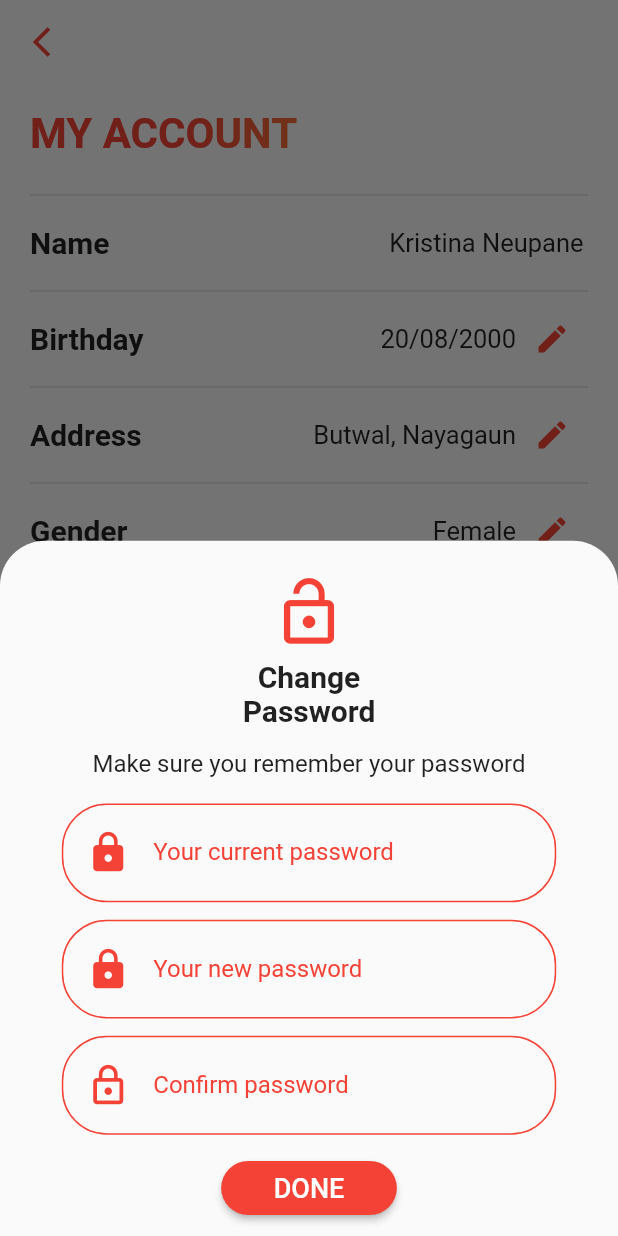
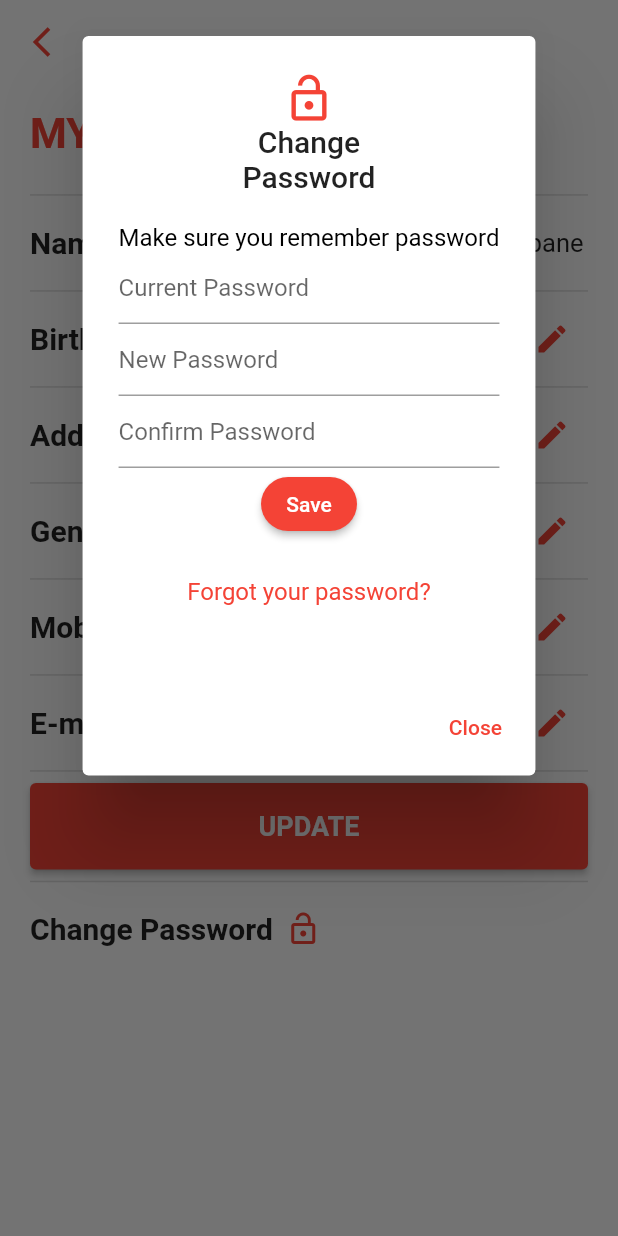
Before and after one commit to sumankhatri404/flutter-profile-page-ui, a Flutter app: the ProfileDetailPage screen opened directly, after a tap on the "edit" icon, after a tap on "Change Password", on a phone screen of 412 x 824 dp. Run offline on Flutter 3.47's test engine with Material 2 defaults, Android fonts, the phone set to English and light mode, and no system bars; network calls fail.

```diff
--- a/lib/profile_detail_page.dart
+++ b/lib/profile_detail_page.dart
@@ -9,6 +9,9 @@ class ProfileDetailPage extends StatefulWidget {
 }
 
 class _ProfileDetailPageState extends State<ProfileDetailPage> {
+  // final GlobalKey<FormState> _form=GlobalKey<FormState>();
+  // final TextEditingController _pass=TextEditingController();
+  // final TextEditingController _confirmPass=TextEditingController();
   var _enableNameField = false;
   var _enableAddressField = false;
   var _enableNumberField = false;
@@ -21,67 +24,8 @@ class _ProfileDetailPageState extends State<ProfileDetailPage> {
   String _email = 'kristina@gmail.com';
   String _genderValue = 'Female';
 
-  Widget _buildContainer(
-      double height, double width, String text, IconData icon) {
-    return Container(
-      height: height * 0.08,
-      width: width * 0.8,
-      margin: EdgeInsets.only(
-        top: height * 0.014,
-      ),
-      decoration: BoxDecoration(
-        borderRadius: BorderRadius.circular(30),
-        border: Border.all(
-          color: Colors.red,
-        ),
-      ),
-      child: Row(
-        children: [
-          Padding(
-            padding: const EdgeInsets.symmetric(horizontal: 15),
-            child: Icon(
-              icon,
-              color: Colors.red,
-              size: 30,
-            ),
-          ),
-          SizedBox(
-            width: width * 0.6,
-            child: TextField(
-              obscureText: true,
-              cursorColor: Colors.red,
-              style: TextStyle(
-                color: Colors.red,
-              ),
-              decoration: InputDecoration(
-                contentPadding: EdgeInsets.symmetric(
-                  vertical: height * 0.03,
-                ),
-                labelText: text,
-                labelStyle: TextStyle(
-                  color: Colors.red,
-                ),
-                floatingLabelBehavior: FloatingLabelBehavior.never,
-                border: InputBorder.none,
-              ),
-            ),
-          ),
-        ],
-      ),
-    );
-  }
-
   void _presentDatePicker(BuildContext context) {
     showDatePicker(
-      // builder: (BuildContext context, Widget? child) {
-      //   return Theme(
-      //       data: ThemeData.light().copyWith(
-      //         colorScheme: ColorScheme.light().copyWith(
-      //           primary: Colors.red,
-      //         ),
-      //       ),
-      //       child: child);
-      // },
       context: context,
       initialDate: DateTime(2000, 08, 20),
       firstDate: DateTime(1910),
@@ -94,84 +38,89 @@ class _ProfileDetailPageState extends State<ProfileDetailPage> {
     });
   }
 
-  void _startChangePassword(BuildContext ctx, double height, double width) {
-    showModalBottomSheet(
-      context: ctx,
-      shape: RoundedRectangleBorder(
-          borderRadius: BorderRadius.vertical(
-        top: Radius.circular(30),
-      )),
-      builder: (_) {
+  void _startShowDialogue() {
+    showDialog(
+        context: context,
+        builder: (BuildContext context) {
           return SingleChildScrollView(
-          child: Column(
+            child: AlertDialog(
+              title: Column(
                 children: [
-              SizedBox(
-                height: height * 0.028,
-              ),
                   Icon(
                     Icons.lock_open,
                     color: Colors.red,
-                size: 50,
+                    size: 35.0,
                   ),
-              SizedBox(
-                height: height * 0.007,
+                  Text('Change'),
+                  Text('Password'),
+                ],
               ),
+              content: Padding(
+                padding: const EdgeInsets.only(bottom: 25.0),
+                // child: SingleChildScrollView(
+
+                child: Column(
+                  mainAxisSize: MainAxisSize.min,
+                  children: [
                     Text(
-                'Change',
-                style: TextStyle(fontWeight: FontWeight.bold, fontSize: 20),
+                      'Make sure you remember password',
+                      style: TextStyle(color: Colors.black),
                     ),
-              Text(
-                'Password',
-                style: TextStyle(fontWeight: FontWeight.bold, fontSize: 20),
-              ),
-              SizedBox(
-                height: height * 0.017,
-              ),
-              Text(
-                'Make sure you remember your password',
-                style: TextStyle(fontSize: 16),
-              ),
-              SizedBox(
-                height: height * 0.007,
-              ),
-              _buildContainer(
-                  height, width, 'Your current password', Icons.lock),
-              _buildContainer(height, width, 'Your new password', Icons.lock),
-              _buildContainer(
-                  height, width, 'Confirm password', Icons.lock_outline),
-              Container(
-                margin: EdgeInsets.symmetric(
-                  vertical: height * 0.014,
-                ),
-                child: ElevatedButton(
-                  onPressed: () {
-                    Navigator.of(ctx).pop();
-                  },
-                  child: Text(
-                    'Done'.toUpperCase(),
-                    style: TextStyle(
-                      fontSize: 18,
+                    TextFormField(
+                      decoration: InputDecoration(
+                        hintText: 'Current Password',
                       ),
                     ),
-                  style: ButtonStyle(
-                    padding: MaterialStateProperty.all<EdgeInsetsGeometry>(
-                        EdgeInsets.symmetric(horizontal: width * 0.085)),
-                    backgroundColor: MaterialStateProperty.all<Color>(
-                      Colors.red,
+                    TextFormField(
+                      decoration: InputDecoration(
+                        hintText: 'New Password',
                       ),
-                    shape: MaterialStateProperty.all<RoundedRectangleBorder>(
-                      RoundedRectangleBorder(
-                        borderRadius: BorderRadius.circular(width * 0.2),
+                    ),
+                    TextFormField(
+                      decoration: InputDecoration(
+                        hintText: 'Confirm Password',
+                      ),
+                    ),
+                    ElevatedButton(
+                      onPressed: () {},
+                      style: ElevatedButton.styleFrom(
+                        shape: RoundedRectangleBorder(
+                          borderRadius: BorderRadius.circular(20),
+                        ),
+                      ),
+                      child: Text(
+                        'Save',
+                        style: TextStyle(
+                          fontSize: 14,
+                          color: Colors.white,
                         ),
                       ),
                     ),
+                    Padding(
+                      padding: const EdgeInsets.only(top: 25.0),
+                      child: Text(
+                        'Forgot your password?',
+                        style: TextStyle(
+                          color: Colors.red,
                         ),
+                      ),
+                    )
+                  ],
+                ),
+
+                //  ),
+              ),
+              actions: [
+                TextButton(
+                  onPressed: () {
+                    Navigator.of(context).pop();
+                  },
+                  child: Text('Close'),
                 ),
               ],
             ),
           );
-      },
-    );
+        });
   }
 
   @override
@@ -181,14 +130,9 @@ class _ProfileDetailPageState extends State<ProfileDetailPage> {
     return SafeArea(
       child: Scaffold(
         appBar: AppBar(
-          leading: IconButton(
-                      icon: Icon(
+          leading: Icon(
             Icons.arrow_back_ios_outlined,
             color: Colors.red,
-            ),
-            onPressed: (){
-              Navigator.pop(context);
-            },
           ),
           elevation: 0,
           backgroundColor: Colors.transparent,
@@ -553,11 +497,7 @@ class _ProfileDetailPageState extends State<ProfileDetailPage> {
                 vertical: deviceHeight * 0.014,
               ),
               child: GestureDetector(
-                onTap: () => _startChangePassword(
-                  context,
-                  deviceHeight,
-                  deviceWidth,
-                ),
+                onTap: () => _startShowDialogue(),
                 child: Row(
                   //mainAxisAlignment: MainAxisAlignment.center,
                   children: [
```
Lines whose indentation alone changed are shown as unchanged.
